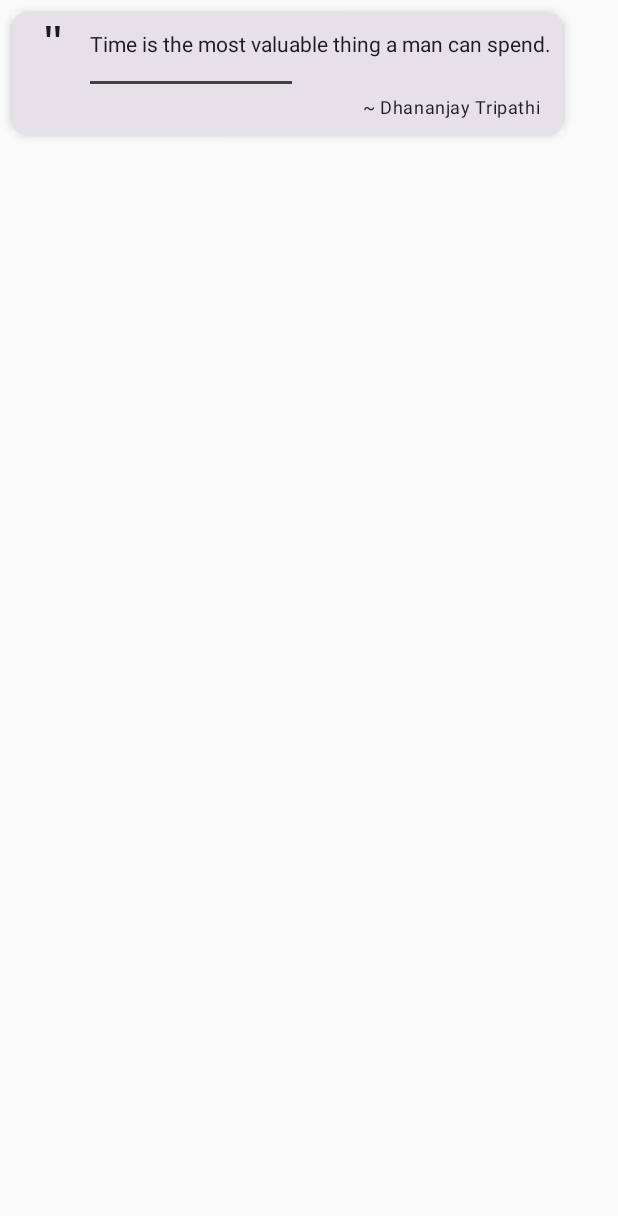
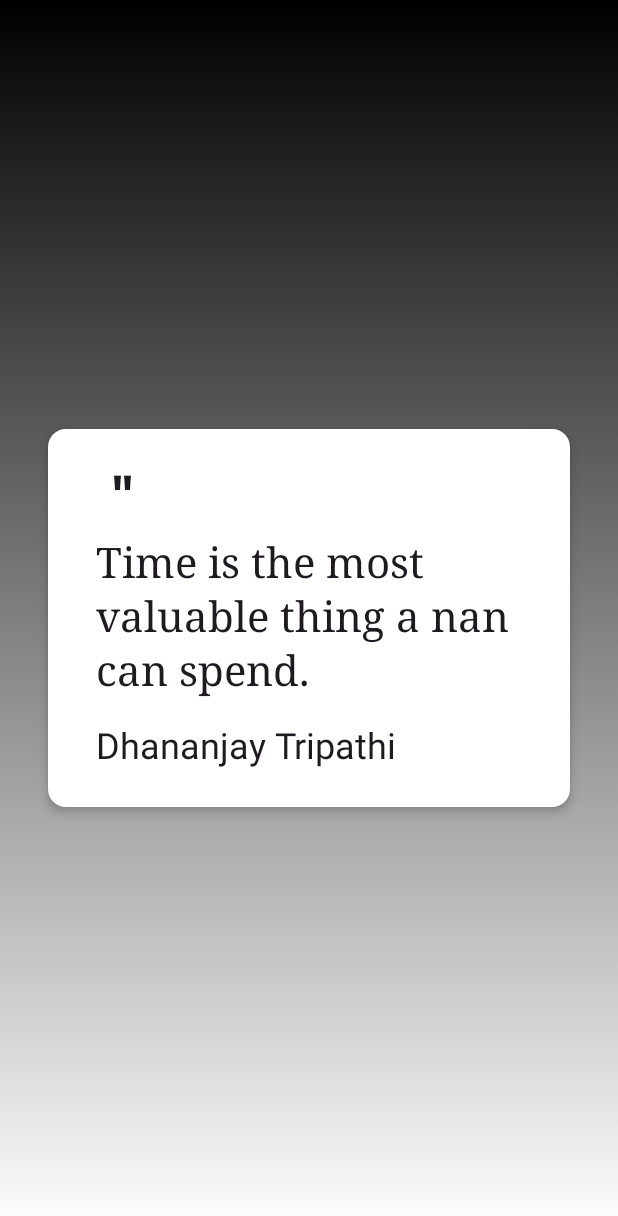
Before and after one commit to shivGam/Quotify, an Android app built with Jetpack Compose: the screen it shows after launch (MainActivity), on a phone screen of 412 x 824 dp. Shown: the top 1216 px of the screen. Run offline under Robolectric (Android 15) with nearby library versions, the phone set to English and light mode, and no system bars.

Commit message:
Quote Card Design

```diff
--- a/app/src/main/java/com/example/quotif/MainActivity.kt
+++ b/app/src/main/java/com/example/quotif/MainActivity.kt
@@ -3,13 +3,14 @@ package com.example.quotif
 import android.os.Bundle
 import androidx.activity.ComponentActivity
 import androidx.activity.compose.setContent
+import com.example.quotif.screens.QuoteItemView
 import com.example.quotif.screens.QuoteListItem
 
 class MainActivity : ComponentActivity() {
     override fun onCreate(savedInstanceState: Bundle?) {
         super.onCreate(savedInstanceState)
         setContent {
-            QuoteListItem()
+            QuoteItemView()
         }
     }
 }
--- a/app/src/main/java/com/example/quotif/screens/QuoteList.kt
+++ b/app/src/main/java/com/example/quotif/screens/QuoteList.kt
@@ -1,14 +1,17 @@
 package com.example.quotif.screens
 
 import androidx.compose.foundation.background
+import androidx.compose.foundation.layout.Arrangement
 import androidx.compose.foundation.layout.Box
 import androidx.compose.foundation.layout.Column
 import androidx.compose.foundation.layout.Row
 import androidx.compose.foundation.layout.Spacer
+import androidx.compose.foundation.layout.fillMaxSize
 import androidx.compose.foundation.layout.fillMaxWidth
 import androidx.compose.foundation.layout.height
 import androidx.compose.foundation.layout.padding
 import androidx.compose.material3.Card
+import androidx.compose.material3.CardColors
 import androidx.compose.material3.CardDefaults
 import androidx.compose.material3.MaterialTheme
 import androidx.compose.material3.Text
@@ -16,8 +19,10 @@ import androidx.compose.runtime.Composable
 import androidx.compose.ui.AbsoluteAlignment
 import androidx.compose.ui.Alignment
 import androidx.compose.ui.Modifier
+import androidx.compose.ui.graphics.Brush
 import androidx.compose.ui.graphics.Color
 import androidx.compose.ui.text.font.FontFamily
+import androidx.compose.ui.text.font.FontWeight
 import androidx.compose.ui.text.style.TextAlign
 import androidx.compose.ui.tooling.preview.Preview
 import androidx.compose.ui.unit.dp
@@ -25,33 +30,37 @@ import androidx.compose.ui.unit.dp
 @Preview
 @Composable
 fun ShowPreview() {
-    QuoteListItem()
+    QuoteItemView()
 }
 @Composable
 fun QuoteListItem(){
     Card(
         elevation = CardDefaults.elevatedCardElevation(4.dp),
-        modifier = Modifier.padding(8.dp).background(
-            Color(255 ,255, 255)
-        )
+        modifier = Modifier.padding(8.dp),
+        colors = CardDefaults.cardColors(Color.Black),
+        //onClick = {  }
     ) {
         Row(Modifier.padding(2.dp,2.dp,8.dp,2.dp)) {
             Text(text = """ " """,
                 style = MaterialTheme.typography.headlineMedium,
+                color = Color.White,
                 fontFamily = FontFamily.Monospace)
             Column {
                 Spacer(modifier = Modifier.padding(0.dp,12.dp,0.dp,0.dp))
-                Text(text = "Time is the most valuable thing a man can spend.")
+                Text(text = "Time is the most valuable thing a man can spend.",
+                    color = Color.White,
+                    style = MaterialTheme.typography.bodyLarge)
                 Spacer(modifier = Modifier.padding(8.dp))
                 Box {
                     Text(text = "-",
                         modifier = Modifier
-                            .background(Color(0xFF424242))
+                            .background(Color.White)
                             .fillMaxWidth(.4f)
                             .height(2.dp))
                 }
                 Text(text = "~ Dhananjay Tripathi",
-                    style = MaterialTheme.typography.bodySmall,
+                    style = MaterialTheme.typography.bodyMedium,
+                    color = Color.White,
                     modifier = Modifier
                         .padding(8.dp)
                         .align(
@@ -62,3 +71,49 @@ fun QuoteListItem(){
         }
     }
 }
+
+@Composable
+fun QuoteItemView(){
+    Box(
+        contentAlignment = Alignment.Center,
+        modifier = Modifier
+            .fillMaxSize(1f)
+            .background(
+                Brush.verticalGradient(
+                    colors = listOf(
+                        Color.Black,
+                        Color.White
+                    )
+                )
+            )
+    ) {
+        Card(
+            elevation = CardDefaults.elevatedCardElevation(4.dp),
+            modifier = Modifier.padding(32.dp),
+            colors = CardDefaults.cardColors(Color.White)
+        ) {
+            Column(
+                verticalArrangement =Arrangement.Center,
+                modifier = Modifier.padding(16.dp,24.dp)
+            ) {
+                Text(text = """ " """,
+                    style = MaterialTheme.typography.headlineLarge,
+                    fontWeight = FontWeight.SemiBold,
+                    fontFamily = FontFamily.Monospace,
+                    modifier = Modifier.padding(4.dp,0.dp,0.dp,0.dp))
+                Spacer(modifier = Modifier.padding(4.dp))
+                Text(
+                    text = "Time is the most valuable thing a nan can spend." ,
+                    style = MaterialTheme.typography.headlineMedium,
+                    fontFamily = FontFamily.Serif,
+                    modifier = Modifier.padding(16.dp,0.dp,0.dp,0.dp))
+                Spacer(modifier = Modifier.padding(8.dp))
+                Text(text = "Dhananjay Tripathi",
+                    style = MaterialTheme.typography.headlineSmall,
+                    modifier = Modifier.padding(16.dp,0.dp,0.dp,0.dp))
+
+            }
+        }
+    }
+
+}
```
